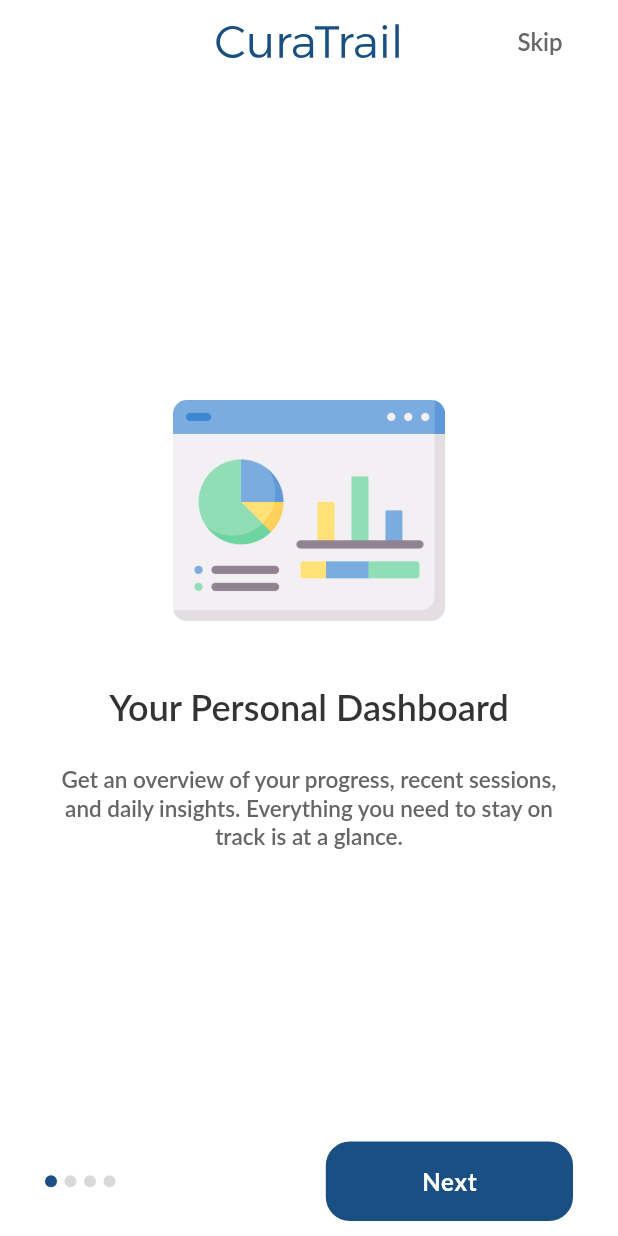
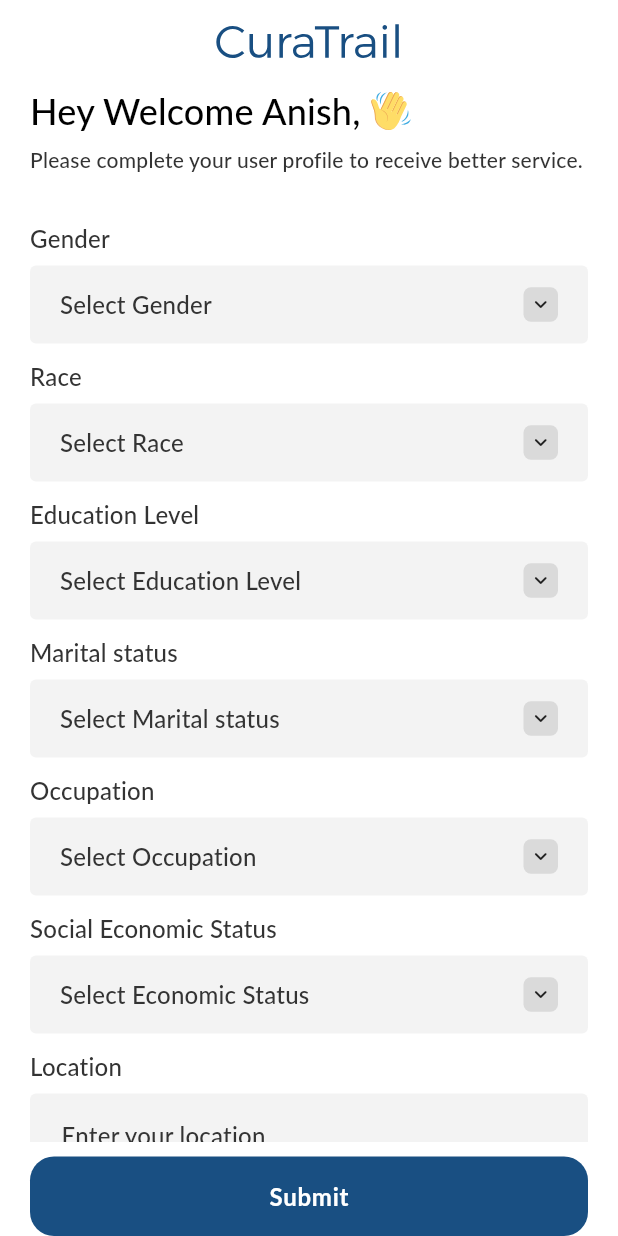
Before and after one commit to UmeshWartinlabs/Curatrail, a Flutter app: the screen it shows after launch, on a phone screen of 412 x 824 dp. Run offline on Flutter 3.47's test engine with Material 3 defaults, Android fonts, the phone set to English and light mode, and no system bars; our stand-ins replace flutter_svg, get, image_picker, permission_handler, pinput, shared_preferences; project files that could hold a hidden picture were left out.

Commit message:
ui making
- otp verified bottom sheet
- reset password screen and functionality
- password change bottom sheet
- add profile details screen -- working

```diff
--- a/lib/main.dart
+++ b/lib/main.dart
@@ -31,7 +31,7 @@ class MyApp extends StatelessWidget {
          );
        },
       debugShowCheckedModeBanner: false,
-      initialRoute: AppRoutes.preSplashScreen,
+      initialRoute: AppRoutes.addPersonalInfoScreen,
       getPages: AppRoutes.getPages,
       theme: ThemeData(
         colorScheme: ColorScheme.fromSeed(seedColor: Colors.deepPurple),
--- a/lib/screens/auth/add_personal_info/controller/add_personal_info_screen_controller.dart
+++ b/lib/screens/auth/add_personal_info/controller/add_personal_info_screen_controller.dart
@@ -0,0 +1,116 @@
+import 'package:curatrail/utils/app_strings.dart';
+import 'package:flutter/material.dart';
+import 'package:get/get.dart';
+
+class AddPersonalInfoScreenController extends GetxController {
+  static AddPersonalInfoScreenController get to => Get.find();
+
+  RxList<bool> isDropDownOpen = <bool>[].obs;
+
+  RxList<TextEditingController> dropDownController = <TextEditingController>[].obs;
+
+  @override
+  void onInit() {
+
+    isDropDownOpen.value = List.generate(allFieldValue.length, (index) => false);
+    dropDownController.value = List.generate(allFieldValue.length, (index) => TextEditingController());
+
+    super.onInit();
+  }
+
+  List<Map<String, dynamic>> allFieldValue = [
+    {
+      "field_title" : AppStrings.gender,
+      "field_hint" : AppStrings.selectGender,
+      "type" : "dropdown",
+      "drop_down_value" : <String>[
+        AppStrings.male.tr,
+        AppStrings.female.tr,
+        AppStrings.nonBinary.tr,
+        AppStrings.selfDescribe.tr,
+      ],
+    },
+    {
+      "field_title" : AppStrings.race.tr,
+      "field_hint" : AppStrings.selectRace,
+      "type" : "dropdown",
+      "drop_down_value" : <String>[
+        AppStrings.asian.tr,
+        AppStrings.blackAfricanDescent.tr,
+        AppStrings.hispanicLatino.tr,
+        AppStrings.middleEasternNorthAfrican.tr,
+        AppStrings.nativeAmericanIndigenous.tr,
+        AppStrings.pacificIslander.tr,
+        AppStrings.whiteCaucasian.tr,
+        AppStrings.mixedMultiracial.tr,
+        AppStrings.other.tr,
+        AppStrings.preferNotToSay.tr,
+      ],
+    },
+    {
+      "field_title" : AppStrings.educationLevel.tr,
+      "field_hint" : AppStrings.selectEducationLevel.tr,
+      "type" : "dropdown",
+      "drop_down_value" : <String>[
+        AppStrings.noFormalEducation.tr,
+        AppStrings.primarySchool.tr,
+        AppStrings.secondarySchoolHighSchoolDiploma.tr,
+        AppStrings.someCollegeNoDegree.tr,
+        AppStrings.associateDegree.tr,
+        AppStrings.bachelorsDegree.tr,
+        AppStrings.mastersDegree.tr,
+        AppStrings.doctorateProfessionalDegree.tr,
+        AppStrings.preferNotToSay.tr,
+      ],
+    },
+    {
+      "field_title" : AppStrings.maritalStatus.tr,
+      "field_hint" : AppStrings.selectMaritalStatus.tr,
+      "type" : "dropdown",
+      "drop_down_value" : <String>[
+        AppStrings.single.tr,
+        AppStrings.married.tr,
+        AppStrings.livingWithPartner.tr,
+        AppStrings.divorced.tr,
+        AppStrings.widowed.tr,
+        AppStrings.separated.tr,
+        AppStrings.preferNotToSay.tr,
+      ],
+    },
+    {
+      "field_title" : AppStrings.occupation.tr,
+      "field_hint" : AppStrings.selectOccupation.tr,
+      "type" : "dropdown",
+      "drop_down_value" : <String>[
+        AppStrings.student.tr,
+        AppStrings.employedFullTime.tr,
+        AppStrings.employedPartTime.tr,
+        AppStrings.selfEmployed.tr,
+        AppStrings.unemployed.tr,
+        AppStrings.homemaker.tr,
+        AppStrings.retired.tr,
+        AppStrings.unableToWork.tr,
+        AppStrings.preferNotToSay.tr,
+      ],
+    },
+    {
+      "field_title" : AppStrings.socialEconomicStatus.tr,
+      "field_hint" : AppStrings.selectEconomicStatus.tr,
+      "type" : "dropdown",
+      "drop_down_value" : <String>[
+        AppStrings.facingFinancialDifficulties.tr,
+        AppStrings.ableToMeetBasic.tr,
+        AppStrings.comfortableNoMajorFinancialStress.tr,
+        AppStrings.wellOffAbleToAffordMostThing.tr,
+        AppStrings.wealthNoFinancialConstraints.tr,
+        AppStrings.preferNotToSay.tr,
+      ],
+    },
+    {
+      "field_title" : AppStrings.location.tr,
+      "field_hint" : AppStrings.enterYourLocation.tr,
+      "type" : "textfield",
+    }
+  ];
+
+}
--- a/lib/screens/auth/add_personal_info/view/add_personal_info_screen.dart
+++ b/lib/screens/auth/add_personal_info/view/add_personal_info_screen.dart
@@ -0,0 +1,108 @@
+import 'package:curatrail/screens/auth/add_personal_info/controller/add_personal_info_screen_controller.dart';
+import 'package:curatrail/screens/auth/add_personal_info/widgets/drop_down_field.dart';
+import 'package:curatrail/utils/app_assets.dart';
+import 'package:curatrail/utils/app_colors.dart';
+import 'package:curatrail/utils/app_strings.dart';
+import 'package:curatrail/widgets/common_appbar.dart';
+import 'package:curatrail/widgets/common_button.dart';
+import 'package:flutter/material.dart';
+import 'package:flutter_svg/flutter_svg.dart';
+import 'package:get/get.dart';
+
+class AddPersonalInfoScreen extends GetView<AddPersonalInfoScreenController> {
+  const AddPersonalInfoScreen({super.key});
+
+  @override
+  Widget build(BuildContext context) {
+    return Scaffold(
+      appBar: CommonAppBar(isHideBackButton: true),
+      body: SafeArea(
+        child: Padding(
+          padding: const EdgeInsets.symmetric(horizontal: 20),
+          child: Column(
+            crossAxisAlignment: CrossAxisAlignment.start,
+            children: [
+              Row(
+                children: [
+                  Text(
+                    "${AppStrings.heyWelcome.tr} Anish, ",
+                    style: Get.textTheme.titleMedium?.copyWith(
+                      fontSize: 24,
+                      color: AppColors.black,
+                    ),
+                  ),
+
+                  SvgPicture.asset(AppAssets.wavingHandIcon),
+                ],
+              ),
+
+              SizedBox(height: 4),
+
+              Text(
+                AppStrings.completeYourProfileForBetterService.tr,
+                style: Get.textTheme.titleMedium?.copyWith(
+                  fontSize: 14,
+                  color: AppColors.textColor,
+                ),
+              ),
+
+              SizedBox(height: 10),
+
+              Expanded(
+                child: SingleChildScrollView(
+                  child: Column(
+                    children: [
+                      SizedBox(height: 20),
+
+                      ListView.separated(
+                        physics: const NeverScrollableScrollPhysics(),
+                        shrinkWrap: true,
+                        padding: EdgeInsets.only(bottom: 15),
+                        itemBuilder: (context, index) {
+                          return Obx(() => DropDownField(
+                            fieldTitle: controller.allFieldValue[index]["field_title"],
+                            type: controller.allFieldValue[index]["type"],
+                            fieldHint:  controller.allFieldValue[index]["field_hint"],
+                            isDropDownOpen: controller.isDropDownOpen[index],
+                            selectedValue: controller.dropDownController[index].text,
+                            controller: controller.dropDownController[index],
+                            maxLine: 2,
+                            onSelect: (val) {
+                              controller.isDropDownOpen[index] = false;
+                              controller.dropDownController[index].text = val;
+                            },
+                            onTapDropDown: () {
+                              controller.isDropDownOpen[index] = !controller.isDropDownOpen[index];
+                            },
+                            dropDownValue: (controller.allFieldValue[index]["drop_down_value"] as List<dynamic>?)?.map((e) => e.toString()).toList() ?? [],
+                          ));
+                        },
+                        separatorBuilder: (context, index) => const SizedBox(height: 10),
+                        itemCount: controller.allFieldValue.length,
+                      ),
+                    ],
+                  ),
+                ),
+              ),
+
+              SizedBox(height: 10),
+
+              CommonButton(
+                title: AppStrings.submit.tr,
+                onTapButton: () {
+                  for (int i = 0; i < controller.allFieldValue.length; i++) {
+                    String fieldTitle = controller.allFieldValue[i]["field_title"];
+                    String selectedValue = controller.dropDownController[i].text;
+
+                    debugPrint("Index $i → $fieldTitle : $selectedValue");
+                  }
+                },
+              ),
+
+            ],
+          ),
+        ),
+      ),
+    );
+  }
+}
--- /dev/null
+++ b/lib/screens/auth/add_personal_info/widgets/drop_down_field.dart
@@ -0,0 +1,152 @@
+import 'package:curatrail/utils/app_colors.dart';
+import 'package:flutter/material.dart';
+import 'package:get/get.dart';
+
+class DropDownField extends StatelessWidget {
+  final String? fieldTitle;
+  final String? fieldHint;
+  final bool? isDropDownOpen;
+  final List<String> dropDownValue;
+  final String? selectedValue;
+  final String? type;
+  final int? maxLine;
+  final Function(String)? onSelect;
+  final TextEditingController? controller;
+  final void Function()? onTapDropDown;
+
+  const DropDownField({
+    super.key,
+    this.fieldTitle,
+    this.fieldHint,
+    this.isDropDownOpen,
+    required this.dropDownValue,
+    this.onSelect,
+    this.onTapDropDown,
+    this.selectedValue,
+    this.type,
+    this.maxLine,
+    this.controller,
+  });
+
+  @override
+  Widget build(BuildContext context) {
+    return Column(
+      crossAxisAlignment: CrossAxisAlignment.start,
+      children: [
+        Text(
+          fieldTitle ?? "",
+          style: Get.textTheme.titleMedium?.copyWith(
+            fontSize: 16,
+            color: AppColors.textColor,
+          ),
+        ),
+
+        SizedBox(height: 6),
+
+        GestureDetector(
+          onTap: onTapDropDown,
+          child: Container(
+            width: Get.width,
+            decoration: BoxDecoration(
+              borderRadius: BorderRadius.circular(4),
+              color: AppColors.colorF3F3F3,
+            ),
+            padding: EdgeInsets.symmetric(
+              horizontal: (type ?? "") == "dropdown" ? 20 : 5,
+              vertical: (type ?? "") == "dropdown" ? 14 : 0,
+            ),
+            child: (type ?? "") == "dropdown"
+                ? Row(
+                    children: [
+                      Text(
+                        (selectedValue ?? "").isEmpty
+                            ? (fieldHint ?? "")
+                            : (selectedValue ?? ""),
+                        style: Get.textTheme.titleMedium?.copyWith(
+                          fontSize: 16,
+                          color: (selectedValue ?? "").isEmpty
+                              ? AppColors.textColor
+                              : AppColors.black,
+                        ),
+                      ),
+
+                      Spacer(),
+
+                      Container(
+                        height: 23,
+                        width: 23,
+                        decoration: BoxDecoration(
+                          borderRadius: BorderRadius.circular(5),
+                          color: AppColors.colorDADADA,
+                        ),
+                        child: Icon(
+                          Icons.keyboard_arrow_down_rounded,
+                          size: 17,
+                        ),
+                      ),
+                    ],
+                  )
+                : TextFormField(
+                    maxLines: maxLine,
+                    controller: controller,
+                    onTapOutside: (event) {
+                      FocusManager.instance.primaryFocus?.unfocus();
+                    },
+                    style: Get.textTheme.titleMedium?.copyWith(
+                      fontSize: 16,
+                      color: AppColors.black,
+                    ),
+                    decoration: InputDecoration(
+                      hintText: fieldHint,
+                      hintStyle: Get.textTheme.titleMedium?.copyWith(
+                        fontSize: 16,
+                        color: AppColors.textColor,
+                      ),
+                      border: OutlineInputBorder(borderSide: BorderSide.none),
+                    ),
+                  ),
+          ),
+        ),
+
+        if (isDropDownOpen == true) ...[
+          Column(
+            children: dropDownValue.asMap().entries.map((entry) {
+              final index = entry.key;
+              final value = entry.value;
+              final isLast = index == dropDownValue.length - 1;
+
+              return InkWell(
+                onTap: () => onSelect?.call(value),
+                child: Container(
+                  width: Get.width,
+                  padding: const EdgeInsets.symmetric(
+                    horizontal: 20,
+                    vertical: 12,
+                  ),
+                  decoration: BoxDecoration(
+                    color: AppColors.colorF3F3F3,
+                    border: isLast
+                        ? null
+                        : Border(
+                            bottom: BorderSide(
+                              color: AppColors.colorDADADA,
+                              width: 0.5,
+                            ),
+                          ),
+                  ),
+                  child: Text(
+                    value,
+                    style: Get.textTheme.titleSmall?.copyWith(
+                      fontSize: 16,
+                      color: AppColors.textLightColor,
+                    ),
+                  ),
+                ),
+              );
+            }).toList(),
+          ),
+        ],
+      ],
+    );
+  }
+}
--- a/lib/utils/app_assets.dart
+++ b/lib/utils/app_assets.dart
@@ -18,6 +18,7 @@ class AppAssets {
   static const faceIdIcon = "${icons}face_id_icon.svg";
   static const fingerprintIcon = "${icons}fingerprint_icon.svg";
   static const curatrailTitleWithLogo = "${icons}curatrail_title_withlogo.png";
+  static const wavingHandIcon = "${icons}waving_hand_icon.svg";
 
   /// ------- images
   static const curatrailLogo = "${images}curatrail_logo.png";
--- a/lib/utils/app_routes.dart
+++ b/lib/utils/app_routes.dart
@@ -1,3 +1,5 @@
+import 'package:curatrail/screens/auth/add_personal_info/controller/add_personal_info_screen_controller.dart';
+import 'package:curatrail/screens/auth/add_personal_info/view/add_personal_info_screen.dart';
 import 'package:curatrail/screens/auth/create_password/controller/create_password_controller.dart';
 import 'package:curatrail/screens/auth/create_password/view/create_password_screen.dart';
 import 'package:curatrail/screens/auth/forgot_password/controller/forgot_password_controller.dart';
@@ -30,6 +32,7 @@ class AppRoutes {
   static const forgotPasswordScreen = "/forgotPasswordScreen";
   static const forgotPasswordOtpScreen = "/forgotPasswordOtpScreen";
   static const resetPasswordScreen = "/resetPasswordScreen";
+  static const addPersonalInfoScreen = "/addPersonalInfoScreen";
 
   static List<GetPage<dynamic>> get getPages {
     return [
@@ -104,6 +107,14 @@ class AppRoutes {
         binding: BindingsBuilder.put(() => ResetPasswordScreenController()),
         transition: Transition.cupertino,
       ),
+
+      /// --- add personal info screen
+      GetPage(
+        name: AppRoutes.addPersonalInfoScreen,
+        page: () => AddPersonalInfoScreen(),
+        binding: BindingsBuilder.put(() => AddPersonalInfoScreenController()),
+        transition: Transition.cupertino,
+      ),
     ];
   }
 }
--- a/lib/utils/app_strings.dart
+++ b/lib/utils/app_strings.dart
@@ -88,4 +88,70 @@ class AppStrings {
   static const change = "Change";
   static const passwordChangeSuccessfully = "Password changes successfully";
 
+  /// ----- add personal info
+  static const heyWelcome = "Hey Welcome";
+  static const completeYourProfileForBetterService = "Please complete your user profile to receive better service.";
+  static const gender = "Gender";
+  static const selectGender = "Select Gender";
+  static const race = "Race";
+  static const selectRace = "Select Race";
+  static const educationLevel = "Education Level";
+  static const selectEducationLevel = "Select Education Level";
+  static const maritalStatus = "Marital status";
+  static const selectMaritalStatus = "Select Marital status";
+  static const occupation = "Occupation";
+  static const selectOccupation = "Select Occupation";
+  static const socialEconomicStatus = "Social Economic Status";
+  static const selectEconomicStatus = "Select Economic Status";
+  static const location = "Location";
+  static const enterYourLocation = "Enter your location";
+
+  static const male = "Male";
+  static const female = "Female";
+  static const nonBinary = "Non-Binary";
+  static const preferNotToSay = "Prefer not to say";
+  static const selfDescribe = "Self-describe";
+
+  static const other = "Others";
+  static const asian = "Asian";
+  static const blackAfricanDescent = "Black / African descent";
+  static const hispanicLatino = "Hispanic / Latino";
+  static const middleEasternNorthAfrican = "Middle Eastern / North African";
+  static const nativeAmericanIndigenous = "Native American / Indigenous";
+  static const pacificIslander = "Pacific Islander";
+  static const whiteCaucasian = "White / Caucasian";
+  static const mixedMultiracial = "Mixed / Multiracial";
+
+  static const noFormalEducation = "No formal education";
+  static const primarySchool = "Primary school";
+  static const secondarySchoolHighSchoolDiploma = "Secondary school / High school diploma";
+  static const someCollegeNoDegree = "Some college, no degree";
+  static const associateDegree = "Associate degree";
+  static const bachelorsDegree = "Bachelor’s degree";
+  static const mastersDegree = "Master’s degree";
+  static const doctorateProfessionalDegree = "Doctorate / Professional degree (MD, PhD, JD, etc.)";
+
+  static const single = "Single";
+  static const married = "Married";
+  static const livingWithPartner = "Living with partner";
+  static const divorced = "Divorced";
+  static const widowed = "Widowed";
+  static const separated = "Separated";
+
+  static const student = "Student";
+  static const employedFullTime = "Employed full-time";
+  static const employedPartTime = "Employed part-time";
+  static const selfEmployed = "Self-employed";
+  static const unemployed = "Unemployed (looking for work)";
+  static const homemaker = "Homemaker";
+  static const retired = "Retired";
+  static const unableToWork = "Unable to work (disability, health reasons)";
+
+  static const facingFinancialDifficulties = "Facing financial difficulties";
+  static const ableToMeetBasic = "Able to meet basic needs, but limited extras";
+  static const comfortableNoMajorFinancialStress = "Comfortable, no major financial stress";
+  static const wellOffAbleToAffordMostThing = "Well-off, able to afford most things comfortably";
+  static const wealthNoFinancialConstraints = "Wealthy / No financial constraints";
+
+  static const submit = "Submit";
 }
```
Also changed, not shown: lib/screens/auth/create_password/widgets/account_creation_bottomsheet.dart (+12 -1 lines), lib/screens/auth/create_password/widgets/touch_and_face_id_bottomsheet.dart (+7 -10 lines), assets/icons/waving_hand_icon.svg (added), lib/screens/auth/anxiety_analytics/controller/anxiety_analytics_screen_controller.dart (added), lib/screens/auth/anxiety_analytics/view/anxiety_analytics_screen.dart (added), 21 other files.
